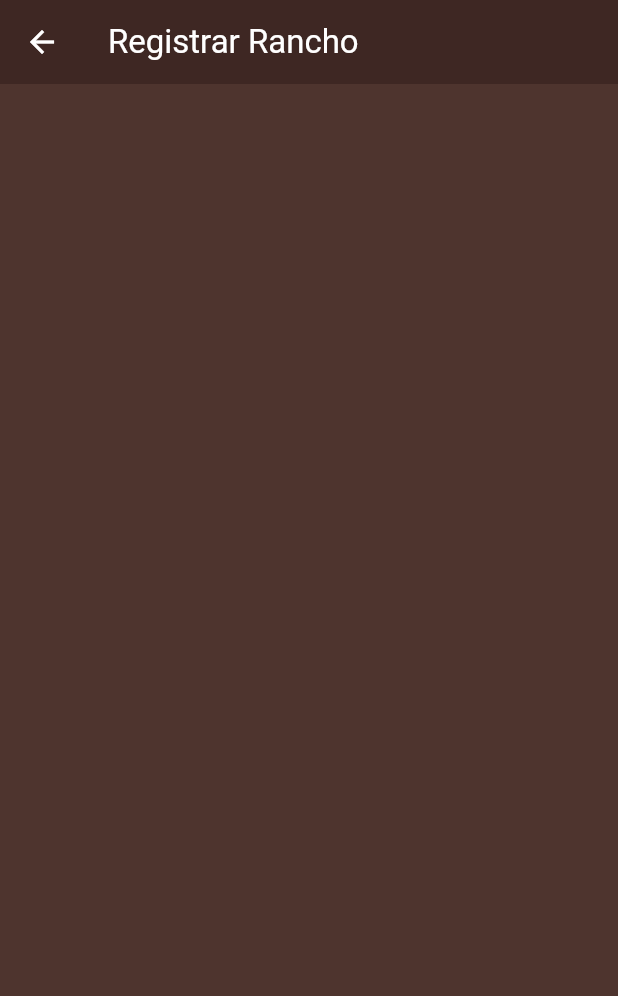
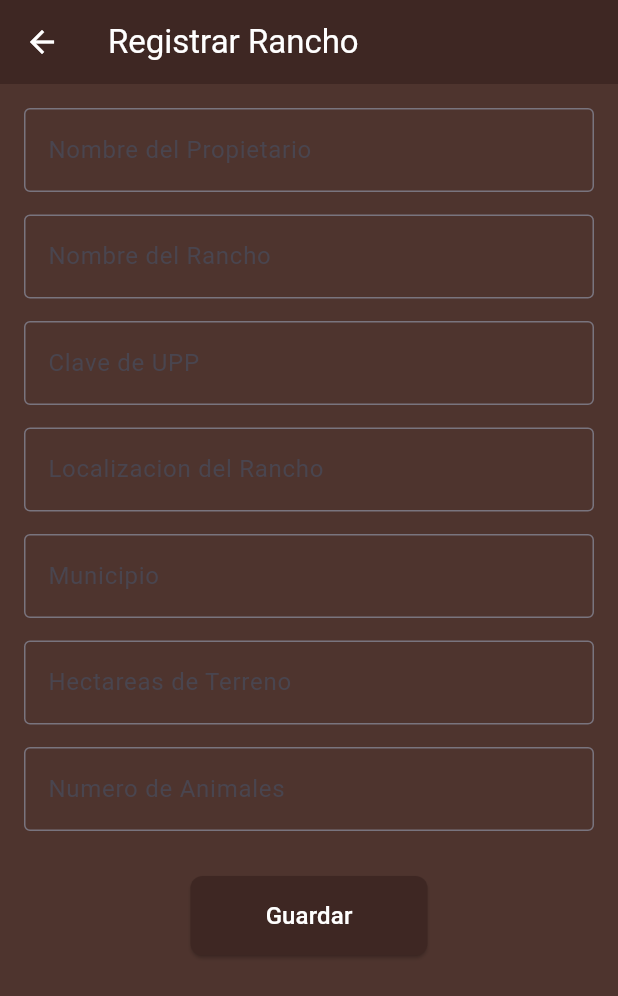
Before and after one commit to Alex3131Perez/Proyecto_Tesis, a Flutter app: the RegistroRanchoScreen screen opened directly, on a phone screen of 412 x 824 dp. Shown: the top 996 px of the screen. Run offline on Flutter 3.47's test engine with Material 3 defaults, Android fonts, the light colour scheme and no system bars; our stand-ins replace font_awesome_flutter, sqflite; accounts and stored records are empty.

Commit message:
Cambios minimos en este

```diff
--- a/jmp_application_1/lib/Resgistros/Reg_Rancho.dart
+++ b/jmp_application_1/lib/Resgistros/Reg_Rancho.dart
@@ -14,6 +14,59 @@ class RegistroRanchoScreen extends StatelessWidget {
         // Esto hace que la flecha de regreso también sea blanca
         iconTheme: IconThemeData(color: Colors.white),
       ),
+      body: Padding(
+        padding: const EdgeInsetsGeometry.all(16.0),
+        child: SingleChildScrollView(
+          child: Column(
+            children: [
+              _crearCampoTexto("Nombre del Propietario", TextInputType.name),
+              SizedBox(height: 15),
+              _crearCampoTexto("Nombre del Rancho", TextInputType.name),
+              SizedBox(height: 15),
+              _crearCampoTexto("Clave de UPP", TextInputType.text),
+              SizedBox(height: 15),
+              _crearCampoTexto("Localizacion del Rancho", TextInputType.streetAddress),
+              SizedBox(height: 15),
+              _crearCampoTexto("Municipio", TextInputType.text),
+              SizedBox(height: 15),
+              _crearCampoTexto("Hectareas de Terreno", TextInputType.number),
+              SizedBox(height: 15),
+              _crearCampoTexto("Numero de Animales", TextInputType.number),
+              SizedBox(height: 30),
+              ElevatedButton(
+                onPressed: (){
+                //Aqui se conecta la BDD no lo olvides Alex
+                },
+                style: ElevatedButton.styleFrom(
+                  backgroundColor: Color(0xFF3E2723),
+                  padding: EdgeInsets.symmetric(horizontal: 50, vertical: 15),
+                  shape: RoundedRectangleBorder(
+                    borderRadius: BorderRadius.circular(8),
+                  ),
+               ),
+               child: Text(
+                "Guardar",
+                style: TextStyle(color: Colors.white, fontSize: 16),
+               ),
+              )
+            ],
+          )
+        )
+      )
+    );
+  }
+
+  Widget _crearCampoTexto(String etiqueta, TextInputType tipoTeclado){
+    return TextFormField(
+      keyboardType: tipoTeclado,
+      decoration: InputDecoration(
+        labelText: etiqueta,
+        border: OutlineInputBorder(),
+        focusedErrorBorder: OutlineInputBorder(
+          borderSide: BorderSide(color: Color(0xFF3E2723), width: 2.0),
+
+          ),
+      ),
     );
   }
 }
```
